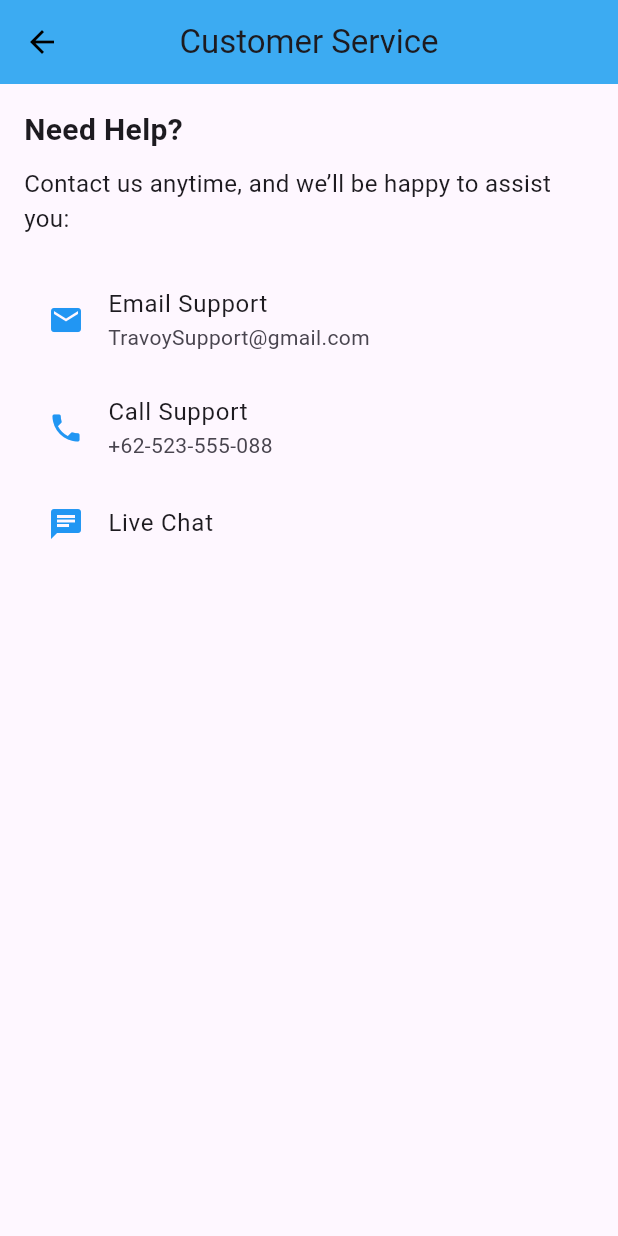
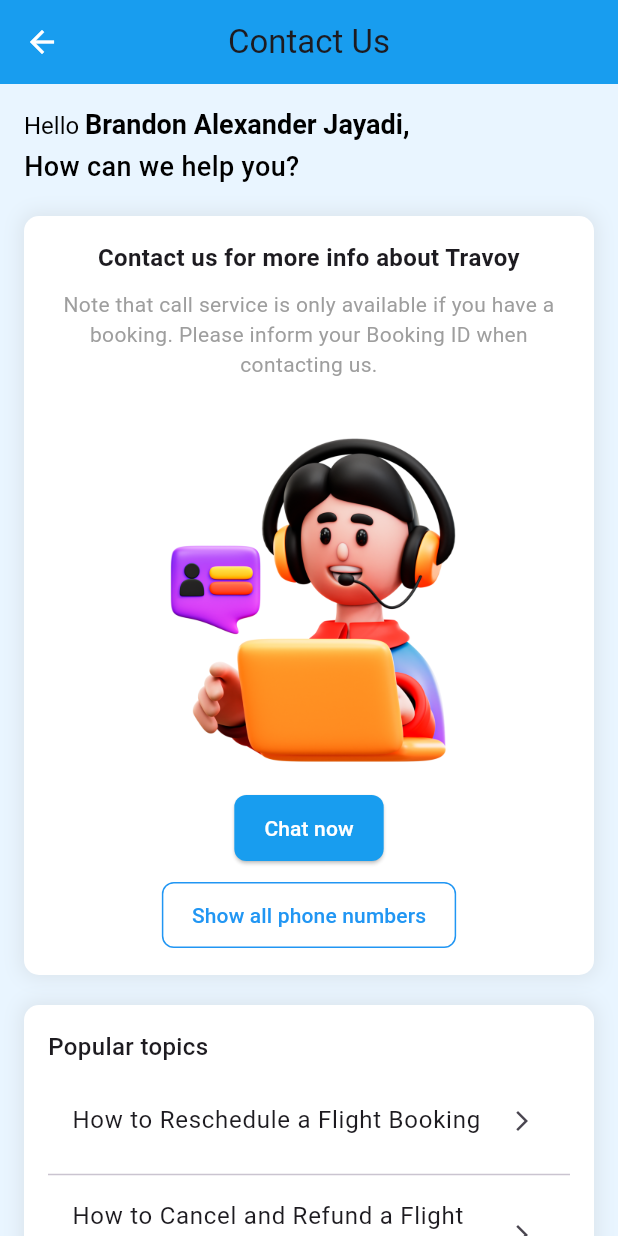
Before and after one commit to WilliamSiddhiKhangga/UAS-MoProg, a Flutter app: the CustomerServicePage screen opened directly, on a phone screen of 412 x 824 dp. Run offline on Flutter 3.47's test engine with Material 3 defaults, Android fonts, the phone set to English and light mode, and no system bars; our stand-ins replace firebase_auth, firebase_core, google_sign_in, shared_preferences; accounts and stored records are empty.

Commit message:
Customer Service Page

```diff
--- /dev/null
+++ b/lib/pages/navpages/customerservice_page.dart
@@ -0,0 +1,275 @@
+import 'package:flutter/material.dart';
+
+// Halaman Customer Service
+class CustomerServicePage extends StatelessWidget {
+  const CustomerServicePage({super.key});
+
+  @override
+  Widget build(BuildContext context) {
+    return Scaffold(
+      appBar: AppBar(
+        title: const Text('Contact Us'),
+        centerTitle: true,
+        backgroundColor: const Color.fromARGB(255, 24, 157, 239),
+        elevation: 0,
+        iconTheme: const IconThemeData(color: Colors.white),
+      ),
+      body: Container(
+        color: const Color.fromARGB(255, 233, 245, 255),
+        child: SingleChildScrollView(
+          padding: const EdgeInsets.all(16.0),
+          child: Column(
+            crossAxisAlignment: CrossAxisAlignment.stretch,
+            children: [
+              Align(
+                alignment: Alignment.centerLeft,
+                child: RichText(
+                  text: TextSpan(
+                    text: 'Hello ',
+                    style: const TextStyle(
+                      fontSize: 16,
+                      fontWeight: FontWeight.normal,
+                      color: Colors.black,
+                    ),
+                    children: [
+                      TextSpan(
+                        text: 'Brandon Alexander Jayadi,',
+                        style: const TextStyle(
+                          fontSize: 18,
+                          fontWeight: FontWeight.bold,
+                        ),
+                      ),
+                    ],
+                  ),
+                ),
+              ),
+              const SizedBox(height: 5),
+              const Align(
+                alignment: Alignment.centerLeft,
+                child: Text(
+                  'How can we help you?',
+                  style: TextStyle(
+                      fontSize: 18,
+                      fontWeight: FontWeight.w500,
+                      color: Colors.black),
+                ),
+              ),
+              const SizedBox(height: 20),
+              Container(
+                decoration: BoxDecoration(
+                  color: Colors.white,
+                  borderRadius: BorderRadius.circular(10),
+                  boxShadow: [
+                    BoxShadow(
+                      color: Colors.grey.withOpacity(0.2),
+                      blurRadius: 10,
+                      spreadRadius: 2,
+                    ),
+                  ],
+                ),
+                padding: const EdgeInsets.all(16),
+                child: Column(
+                  children: [
+                    const Text(
+                      'Contact us for more info about Travoy',
+                      textAlign: TextAlign.center,
+                      style: TextStyle(
+                        fontSize: 16,
+                        fontWeight: FontWeight.bold,
+                      ),
+                    ),
+                    const SizedBox(height: 10),
+                    const Text(
+                      'Note that call service is only available if you have a booking. Please inform your Booking ID when contacting us.',
+                      textAlign: TextAlign.center,
+                      style: TextStyle(fontSize: 14, color: Colors.grey),
+                    ),
+                    const SizedBox(height: 5),
+                    Image.asset(
+                      'img/cs.png',
+                      height: 250,
+                      fit: BoxFit.contain,
+                    ),
+                    const SizedBox(height: 20),
+                    ElevatedButton(
+                      onPressed: () {},
+                      style: ElevatedButton.styleFrom(
+                        backgroundColor:
+                            const Color.fromARGB(255, 24, 157, 239),
+                        padding: const EdgeInsets.symmetric(
+                            vertical: 12, horizontal: 20),
+                        shape: RoundedRectangleBorder(
+                          borderRadius: BorderRadius.circular(8),
+                        ),
+                      ),
+                      child: const Text(
+                        'Chat now',
+                        style: TextStyle(
+                          color: Colors.white,
+                        ),
+                      ),
+                    ),
+                    const SizedBox(height: 10),
+                    OutlinedButton(
+                      onPressed: () {},
+                      style: OutlinedButton.styleFrom(
+                        padding: const EdgeInsets.symmetric(
+                            vertical: 12, horizontal: 20),
+                        shape: RoundedRectangleBorder(
+                          borderRadius: BorderRadius.circular(8),
+                        ),
+                        side: const BorderSide(color: Colors.blue),
+                      ),
+                      child: const Text(
+                        'Show all phone numbers',
+                        style: TextStyle(color: Colors.blue),
+                      ),
+                    ),
+                  ],
+                ),
+              ),
+
+              // Popular Topics Section
+              const SizedBox(height: 20),
+              Container(
+                decoration: BoxDecoration(
+                  color: Colors.white,
+                  borderRadius: BorderRadius.circular(10),
+                  boxShadow: [
+                    BoxShadow(
+                      color: Colors.grey.withOpacity(0.2),
+                      blurRadius: 10,
+                      spreadRadius: 2,
+                    ),
+                  ],
+                ),
+                padding: const EdgeInsets.all(16),
+                child: Column(
+                  crossAxisAlignment: CrossAxisAlignment.start,
+                  children: [
+                    const Text(
+                      'Popular topics',
+                      style:
+                          TextStyle(fontSize: 16, fontWeight: FontWeight.w500),
+                    ),
+                    const SizedBox(height: 10),
+                    ListTile(
+                      title: const Text('How to Reschedule a Flight Booking'),
+                      trailing: const Icon(Icons.arrow_forward_ios, size: 16),
+                      onTap: () {},
+                    ),
+                    const Divider(),
+                    ListTile(
+                      title: const Text(
+                          'How to Cancel and Refund a Flight Booking'),
+                      trailing: const Icon(Icons.arrow_forward_ios, size: 16),
+                      onTap: () {},
+                    ),
+                    const Divider(),
+                    ListTile(
+                      title: const Text(
+                          'How to Cancel and Get a Refund for My Hotel Booking'),
+                      trailing: const Icon(Icons.arrow_forward_ios, size: 16),
+                      onTap: () {},
+                    ),
+                    const Divider(),
+                    ListTile(
+                      title:
+                          const Text('How to Correct a Flight Passenger Name'),
+                      trailing: const Icon(Icons.arrow_forward_ios, size: 16),
+                      onTap: () {},
+                    ),
+                    const Divider(),
+                    ListTile(
+                      title: const Text('How to Check In Online'),
+                      trailing: const Icon(Icons.arrow_forward_ios, size: 16),
+                      onTap: () {},
+                    ),
+                    const Divider(),
+                    ListTile(
+                      title: const Text('Visit Help Center for more'),
+                      trailing: const Icon(Icons.arrow_forward_ios, size: 16),
+                      onTap: () {},
+                    ),
+                  ],
+                ),
+              ),
+
+              // Other Contact
+              const SizedBox(height: 20),
+              Container(
+                decoration: BoxDecoration(
+                  color: const Color.fromARGB(255, 24, 157, 239),
+                  borderRadius: BorderRadius.circular(10),
+                ),
+                padding: const EdgeInsets.all(16.0),
+                child: Column(
+                  crossAxisAlignment: CrossAxisAlignment.start,
+                  children: [
+                    const Text(
+                      'Other contact channels',
+                      style: TextStyle(
+                          fontSize: 16,
+                          fontWeight: FontWeight.w500,
+                          color: Colors.white),
+                    ),
+                    const SizedBox(height: 10),
+                    ListTile(
+                      leading: const Icon(Icons.chat, color: Colors.white),
+                      title: const Text(
+                        'Chat with us',
+                        style: TextStyle(color: Colors.white),
+                      ),
+                      subtitle: const Text(
+                        'Instant help, at your convenience',
+                        style: TextStyle(color: Colors.white70),
+                      ),
+                      trailing: ElevatedButton(
+                        onPressed: () {},
+                        style: ElevatedButton.styleFrom(
+                          backgroundColor: Colors.white,
+                          shape: RoundedRectangleBorder(
+                            borderRadius: BorderRadius.circular(8),
+                          ),
+                        ),
+                        child: const Text(
+                          'Chat now',
+                          style: TextStyle(color: Colors.blue),
+                        ),
+                      ),
+                    ),
+                    const Divider(color: Colors.white),
+                    ListTile(
+                      leading: const Icon(Icons.email, color: Colors.white),
+                      title: const Text(
+                        'Email us',
+                        style: TextStyle(color: Colors.white),
+                      ),
+                      subtitle: const Text(
+                        'TravoySupport@gmail.com',
+                        style: TextStyle(color: Colors.white70),
+                      ),
+                      trailing: ElevatedButton(
+                        onPressed: () {},
+                        style: ElevatedButton.styleFrom(
+                          backgroundColor: Colors.white,
+                          shape: RoundedRectangleBorder(
+                            borderRadius: BorderRadius.circular(8),
+                          ),
+                        ),
+                        child: const Text(
+                          'Copy email',
+                          style: TextStyle(color: Colors.blue),
+                        ),
+                      ),
+                    ),
+                  ],
+                ),
+              ),
+            ],
+          ),
+        ),
+      ),
+    );
+  }
+}
--- a/lib/pages/navpages/my_page.dart
+++ b/lib/pages/navpages/my_page.dart
@@ -1,6 +1,7 @@
 import 'package:flutter/material.dart';
 import 'package:tugasuas/auth/auth_gate.dart';
 import 'package:tugasuas/auth/auth_service.dart';
+import 'package:tugasuas/pages/navpages/customerservice_page.dart';
 import 'package:tugasuas/pages/welcome_page.dart';
 import 'package:tugasuas/pages/navpages/main_page.dart';
 
@@ -36,9 +37,10 @@
               style: ElevatedButton.styleFrom(
                 backgroundColor: Colors.red,
               ),
-              child: const Text(
-                'Logout',
-              ),
+              child: const Text('Logout',
+                  style: TextStyle(
+                    color: Colors.white,
+                  )),
             ),
           ],
         );
@@ -437,56 +439,3 @@
     );
   }
 }
-
-// Halaman Customer Service
-class CustomerServicePage extends StatelessWidget {
-  const CustomerServicePage({super.key});
-
-  @override
-  Widget build(BuildContext context) {
-    return Scaffold(
-      appBar: AppBar(
-        title: const Text('Customer Service'),
-        centerTitle: true,
-        backgroundColor: const Color.fromARGB(215, 24, 157, 239),
-        elevation: 0,
-        iconTheme: const IconThemeData(color: Colors.black),
-      ),
-      body: Padding(
-        padding: const EdgeInsets.all(16.0),
-        child: Column(
-          crossAxisAlignment: CrossAxisAlignment.start,
-          children: [
-            const Text(
-              'Need Help?',
-              style: TextStyle(fontSize: 20, fontWeight: FontWeight.bold),
-            ),
-            const SizedBox(height: 10),
-            const Text(
-              'Contact us anytime, and we’ll be happy to assist you:',
-              style: TextStyle(fontSize: 16),
-            ),
-            const SizedBox(height: 20),
-            ListTile(
-              leading: const Icon(Icons.email, color: Colors.blue),
-              title: const Text('Email Support'),
-              subtitle: const Text('TravoySupport@gmail.com'),
-              onTap: () {},
-            ),
-            ListTile(
-              leading: const Icon(Icons.phone, color: Colors.blue),
-              title: const Text('Call Support'),
-              subtitle: const Text('+62-523-555-088'),
-              onTap: () {},
-            ),
-            ListTile(
-              leading: const Icon(Icons.chat, color: Colors.blue),
-              title: const Text('Live Chat'),
-              onTap: () {},
-            ),
-          ],
-        ),
-      ),
-    );
-  }
-}
--- a/pubspec.yaml
+++ b/pubspec.yaml
@@ -74,6 +74,7 @@
     - img/lock.png
     - img/Key.png
     - img/logo.png
+    - img/cs.png
 
   # An image asset can refer to one or more resolution-specific "variants", see
   # https://flutter.dev/to/resolution-aware-images
```
Also changed, not shown: img/cs.png (added).
